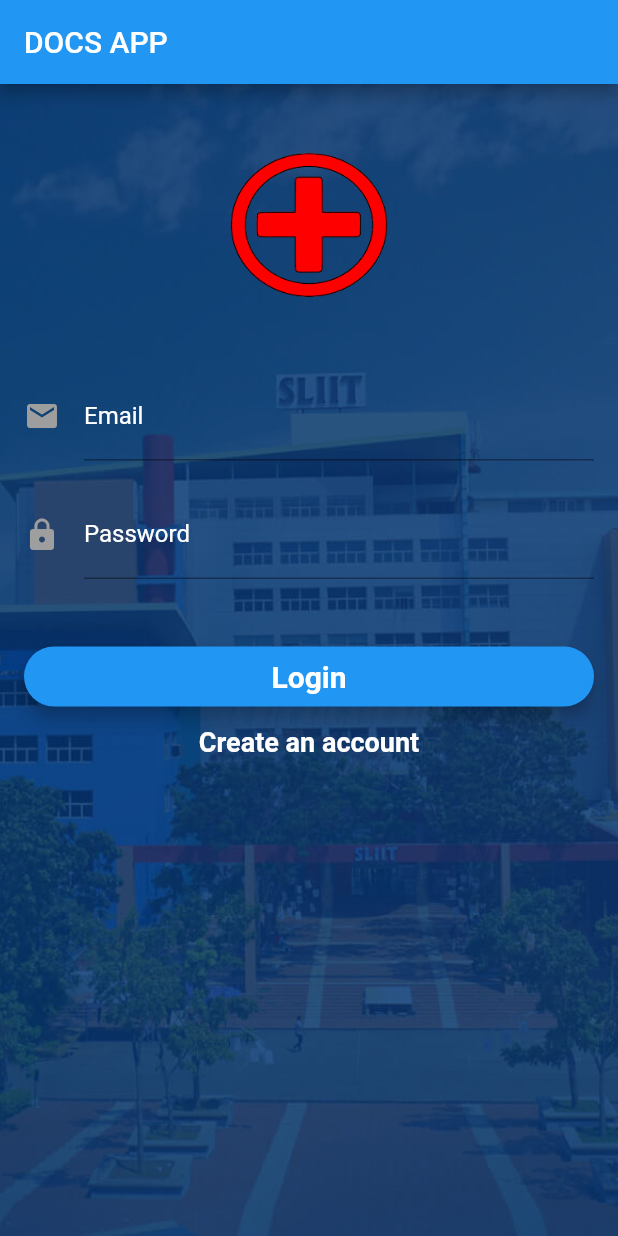
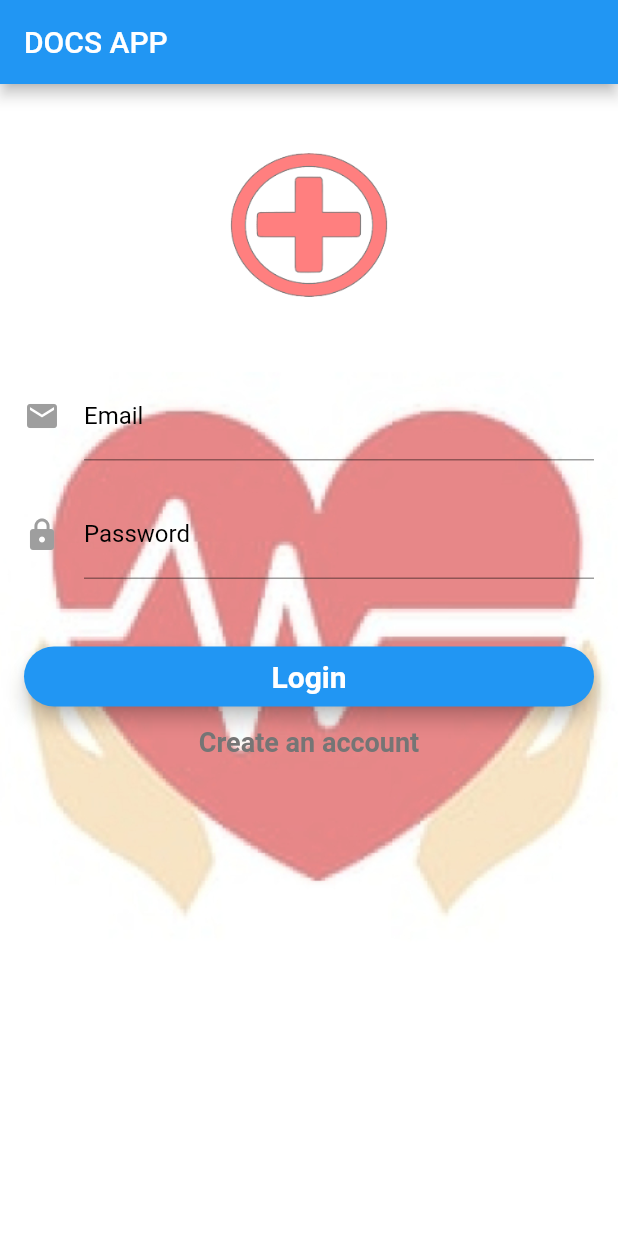
Before and after one commit to aashiqahmed98/Flutter_DocsApp, a Flutter app: the screen it shows after launch, on a phone screen of 412 x 824 dp. Run offline on Flutter 3.47's test engine with Material 2 defaults, Android fonts, the phone set to English and light mode, and no system bars; our stand-ins replace firebase_auth, fluttertoast; accounts and stored records are empty.

Commit message:
updated the bg img

```diff
--- a/lib/login_signup_page.dart
+++ b/lib/login_signup_page.dart
@@ -66,7 +66,7 @@ class _LoginSignupPageState extends State<LoginSignupPage> {
           fit: StackFit.expand,
           children: <Widget>[
             Image.asset(
-              "assets/bg.jpg",
+              "assets/bg1.jpeg",
               fit: BoxFit.cover,
             ),
             _showForm(),
@@ -90,7 +90,9 @@ class _LoginSignupPageState extends State<LoginSignupPage> {
   }
 
   Widget showLogo() {
-    return new Hero(
+    return Opacity(
+      opacity: 0.5,
+      child: new Hero(
         tag: 'hero',
         child: Padding(
           padding: EdgeInsets.fromLTRB(0.0, 30.0, 0.0, 0.0),
@@ -98,6 +100,7 @@ class _LoginSignupPageState extends State<LoginSignupPage> {
             backgroundColor: Colors.transparent,
             radius: 48.0,
             child: Image.asset('assets/cross.png'),
+          ),
         ),
       ),
     );
@@ -112,13 +115,13 @@ class _LoginSignupPageState extends State<LoginSignupPage> {
         keyboardType: TextInputType.emailAddress,
         autofocus: false,
         style: TextStyle(
-          color: Colors.white,
+          color: Colors.black,
         ),
         decoration: new InputDecoration(
             hintText: 'Enter Email',
-            hintStyle: TextStyle(color: Colors.grey),
+            hintStyle: TextStyle(color: Colors.grey[600]),
             labelText: "Email",
-            labelStyle: TextStyle(color: Colors.white),
+            labelStyle: TextStyle(color: Colors.black),
             icon: new Icon(
               Icons.mail,
               color: Colors.grey,
@@ -137,12 +140,12 @@ class _LoginSignupPageState extends State<LoginSignupPage> {
         cursorColor: Colors.orange,
         obscureText: true,
         autofocus: false,
-        style: TextStyle(color: Colors.white),
+        style: TextStyle(color: Colors.black),
         decoration: new InputDecoration(
             hintText: 'Enter password',
-            hintStyle: TextStyle(color: Colors.grey),
+            hintStyle: TextStyle(color: Colors.grey[600]),
             labelText: "Password",
-            labelStyle: TextStyle(color: Colors.white),
+            labelStyle: TextStyle(color: Colors.black),
             icon: new Icon(
               Icons.lock,
               color: Colors.grey,
@@ -179,8 +182,8 @@ class _LoginSignupPageState extends State<LoginSignupPage> {
             _isLoginForm ? 'Create an account' : 'Have an account? Sign in',
             style: new TextStyle(
                 fontSize: 18.0,
-                fontWeight: FontWeight.bold,
-                color: Colors.white)),
+                fontWeight: FontWeight.w700,
+                color: Colors.grey[600])),
         onPressed: toggleFormMode);
   }
 
@@ -209,7 +212,7 @@ class _LoginSignupPageState extends State<LoginSignupPage> {
       return new Text(
         _errorMessage,
         style: TextStyle(
-            fontSize: 13.0,
+            fontSize: 23.0,
             color: Colors.red,
             height: 1.0,
             fontWeight: FontWeight.w300),
@@ -217,6 +220,7 @@ class _LoginSignupPageState extends State<LoginSignupPage> {
     } else {
       return new Container(
         height: 0.0,
+        width: 0.0,
       );
     }
   }
--- a/lib/main.dart
+++ b/lib/main.dart
@@ -14,10 +14,11 @@ class MyApp extends StatelessWidget {
         debugShowCheckedModeBanner: false,
         title: 'DOCS APP',
         theme: new ThemeData(
+        visualDensity: VisualDensity.adaptivePlatformDensity,
           primarySwatch: Colors.blue,
         ),
-
         // Passing the Firebase Auth
         home: new Rootpage(auth: new Auth()));
+
   }
 }
--- a/pubspec.yaml
+++ b/pubspec.yaml
@@ -48,6 +48,7 @@ flutter:
   assets:
     - assets/cross.png
     - assets/bg.jpg
+    - assets/bg1.jpeg
   #   - images/a_dot_ham.jpeg
   # An image asset can refer to one or more resolution-specific "variants", see
   # https://flutter.dev/assets-and-images/#resolution-aware.
```
Also changed, not shown: assets/bg1.jpeg (added), assets/oie_transparent.png (added). Lines whose indentation alone changed are shown as unchanged.
